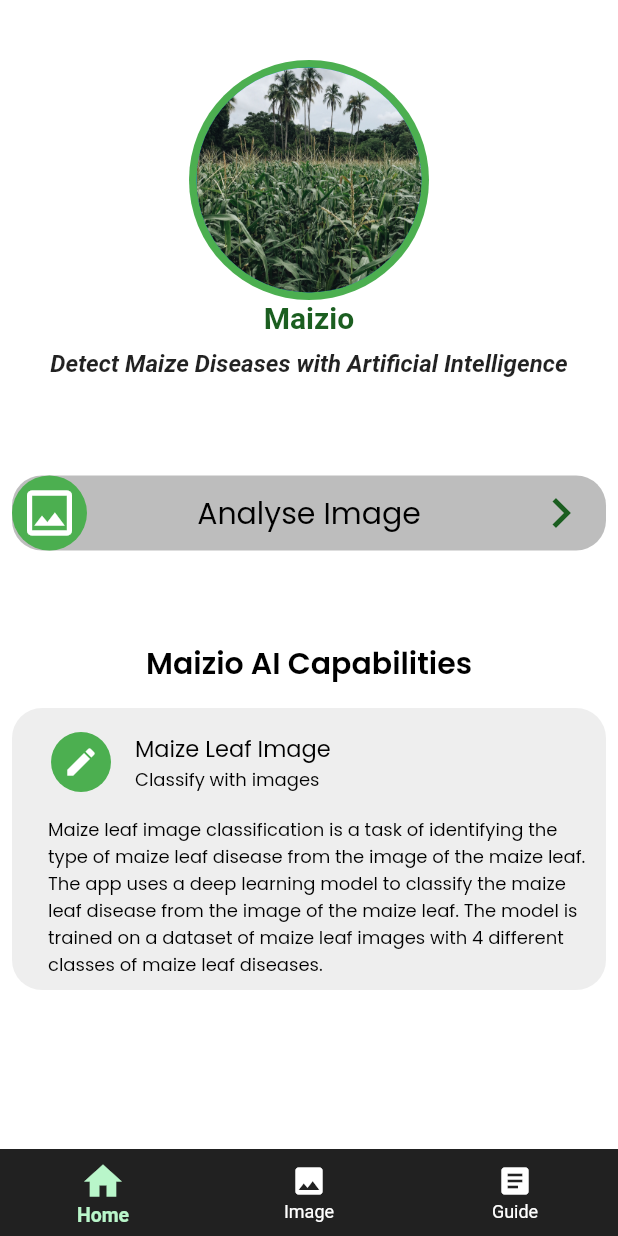
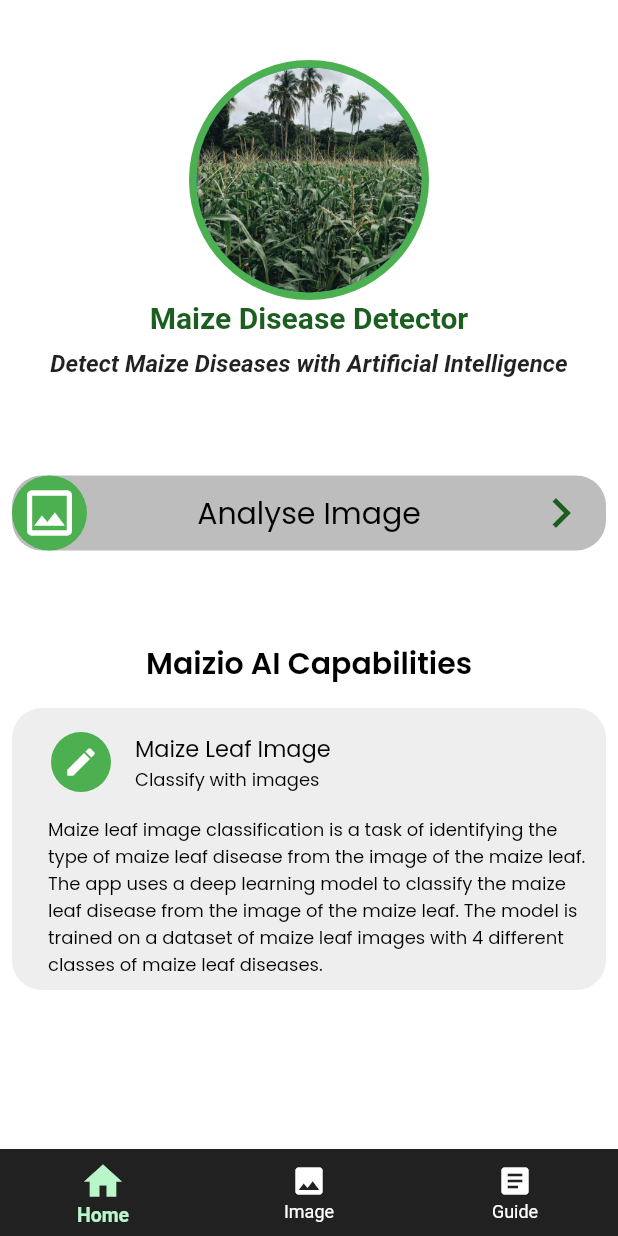
Before and after one commit to kkmaurice/Maizio, a Flutter app: the screen it shows after launch, on a phone screen of 412 x 824 dp. Run offline on Flutter 3.47's test engine with Material 2 defaults, Android fonts, the phone set to English and light mode, and no system bars; our stand-ins replace file_picker, google_fonts, image_picker, percent_indicator, permission_handler; missing offline and left inert: d_chart, flutter_sound, splash_screen_view, tflite, tflite_audio.

```diff
--- a/maizio/lib/screens/home_screen.dart
+++ b/maizio/lib/screens/home_screen.dart
@@ -1,4 +1,3 @@
-import 'dart:math';
 
 import 'package:flutter/material.dart';
 
--- a/maizio/lib/screens/splash_screen.dart
+++ b/maizio/lib/screens/splash_screen.dart
@@ -13,7 +13,7 @@ class SplashScreen extends StatelessWidget {
         duration: 5000,
         imageSize: 150,
         imageSrc: 'assets/maize.jpeg',
-        text: 'MAIZIO',
+        text: 'Maize Disease Detector',
         textType: TextType.ColorizeAnimationText,
         textStyle: const TextStyle(
           color: Colors.blueAccent,
--- a/maizio/lib/widgets/home.dart
+++ b/maizio/lib/widgets/home.dart
@@ -40,7 +40,7 @@ class Home extends StatelessWidget {
               //   height: 10,
               // ),
               Text(
-                'Maizio',
+                'Maize Disease Detector',
                 style: TextStyle(
                     fontSize: 20,
                     fontWeight: FontWeight.bold,
--- a/maizio/lib/widgets/image_screen.dart
+++ b/maizio/lib/widgets/image_screen.dart
@@ -35,6 +35,8 @@ class _ImageScreenState extends State<ImageScreen> {
       setState(() {
         //_image;
       });
+    } else {
+      return;
     }
   }
 
```
Also changed, not shown: maizio/lib/prediction_screens/image_predict_screen.dart (+6 -7 lines), maizio/lib/prediction_screens/sound_prediction_screen.dart (line endings or trailing spaces), 2 other files.
